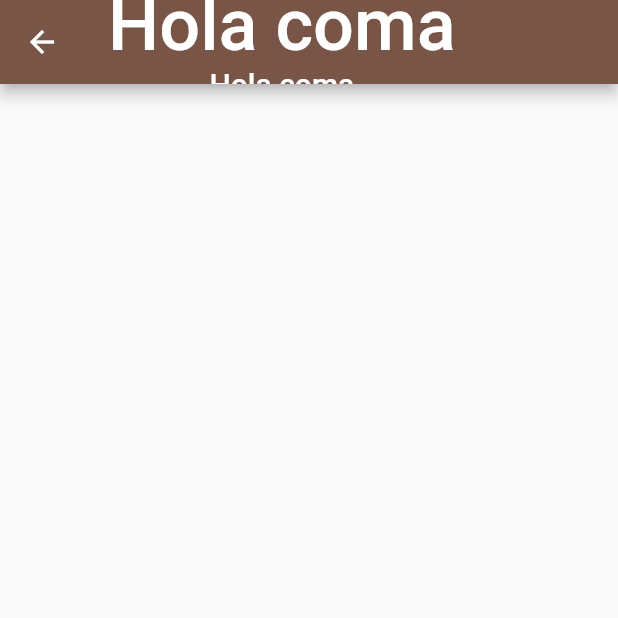
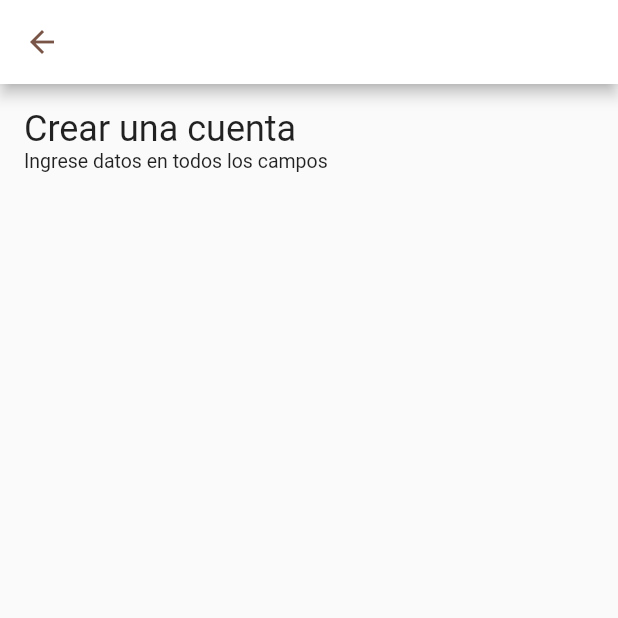
Before and after one commit to jcarloshg/Pineap, a Flutter app: the FormCreateAcount screen opened directly, on a phone screen of 412 x 824 dp, the top half of it. Run offline on Flutter 3.47's test engine with Material 2 defaults, Android fonts, the phone set to English and light mode, and no system bars.

Commit message:
CREATE widget title/subtitle

```diff
--- a/lib/pages/Register/FormCreateAcount.dart
+++ b/lib/pages/Register/FormCreateAcount.dart
@@ -1,6 +1,10 @@
 // ignore_for_file: file_names
 
 import 'package:flutter/material.dart';
+
+import 'package:pineap/styles/Styles.dart';
+import 'package:pineap/styles/SubTitle.dart';
+import 'package:pineap/styles/TitleWidget.dart';
 
 class FormCreateAcount extends StatefulWidget {
   const FormCreateAcount({Key? key}) : super(key: key);
@@ -14,25 +18,45 @@ class _FormCreateAcountState extends State<FormCreateAcount> {
   Widget build(BuildContext context) {
     return Scaffold(
         appBar: AppBar(
+          backgroundColor: Colors.white,
           leading: IconButton(
             onPressed: () {
               Navigator.of(context).pop();
             },
-          icon: const Icon(Icons.arrow_back),
-        ),
-        title: Column(
-          mainAxisAlignment: MainAxisAlignment.start,
-          children: const <Widget>[
-            Text(
-              "Hola coma",
-              style: TextStyle(
-                fontSize: 48.0,
+            icon: const Icon(
+              Icons.arrow_back,
+              color: Colors.brown,
             ),
           ),
-            Text("Hola coma"),
+        ),
+        body: const FormAcount());
+  }
+}
+
+class FormAcount extends StatefulWidget {
+  const FormAcount({Key? key}) : super(key: key);
+
+  @override
+  _FormAcountState createState() => _FormAcountState();
+}
+
+class _FormAcountState extends State<FormAcount> {
+  @override
+  Widget build(BuildContext context) {
+    return Padding(
+      padding: const EdgeInsets.all(16.0),
+      child: Column(
+        mainAxisAlignment: MainAxisAlignment.start,
+        children: <Widget>[
+          Column(
+            mainAxisAlignment: MainAxisAlignment.end,
+            children: const <Widget>[
+              TitleWidget(title: "Crear una cuenta"),
+              SubTitle(subtitle: "Ingrese datos en todos los campos"),
+
             ],
           ),
-        // title: const Text("VALE CHETOS"),
+        ],
       ),
     );
   }
--- /dev/null
+++ b/lib/styles/Styles.dart
@@ -0,0 +1,19 @@
+// ignore_for_file: file_names
+
+import 'package:flutter/material.dart';
+
+class Styles {
+
+  Styles();
+
+  final TextStyle _titulo = const TextStyle(
+    fontSize: 24.0,
+  );
+
+  final TextStyle _subtitulo = const TextStyle(
+    fontSize: 13.0,
+  );
+
+  get titulo => _titulo;
+  get subtitulo => _subtitulo;
+}
--- /dev/null
+++ b/lib/styles/SubTitle.dart
@@ -0,0 +1,22 @@
+// ignore_for_file: file_names
+
+import 'package:flutter/material.dart';
+
+class SubTitle extends StatelessWidget {
+  const SubTitle({Key? key, this.subtitle = ""}) : super(key: key);
+
+  final String subtitle;
+
+  @override
+  Widget build(BuildContext context) {
+    return Align(
+      alignment: Alignment.topLeft,
+      child: Text(
+        subtitle,
+        style: const TextStyle(
+          fontSize: 13.0,
+        ),
+      ),
+    );
+  }
+}
--- /dev/null
+++ b/lib/styles/TitleWidget.dart
@@ -0,0 +1,22 @@
+// ignore_for_file: file_names
+
+import 'package:flutter/material.dart';
+
+class TitleWidget extends StatelessWidget {
+  const TitleWidget({Key? key, this.title = ""}) : super(key: key);
+
+  final String title;
+
+  @override
+  Widget build(BuildContext context) {
+    return Align(
+      alignment: Alignment.topLeft,
+      child: Text(
+        title,
+        style: const TextStyle(
+          fontSize: 24.0,
+        ),
+      ),
+    );
+  }
+}
```
Lines whose indentation alone changed are shown as unchanged.
